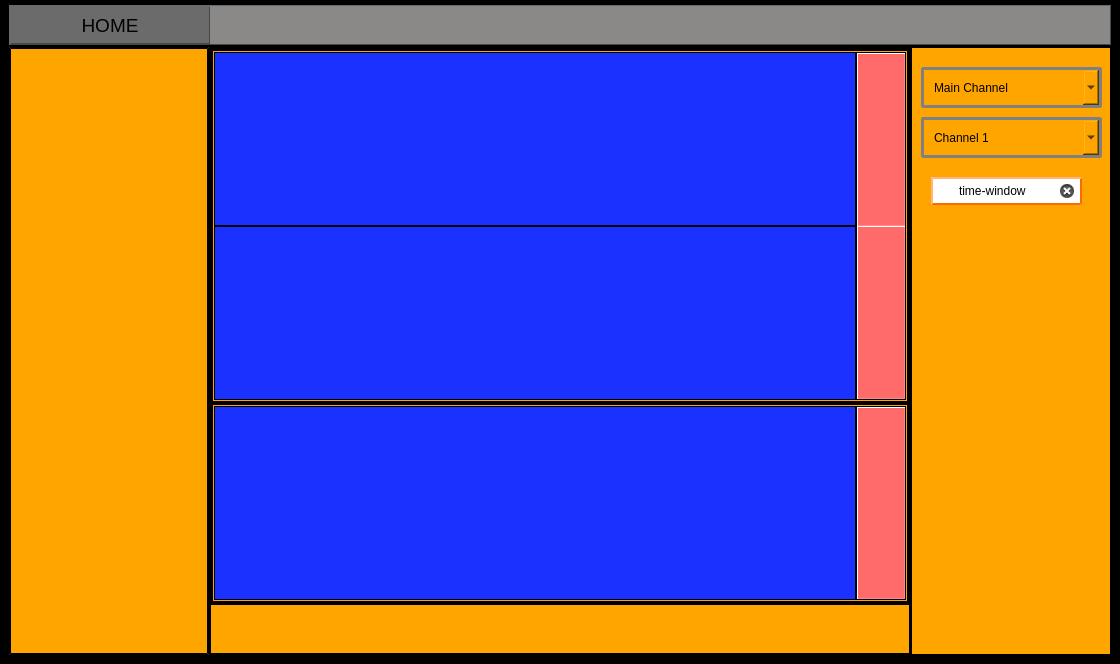
Above: Qt Creator/Mainwindow_grafico.ui from Mixer97/tesi_triennale before the change. Below: the same form after it.
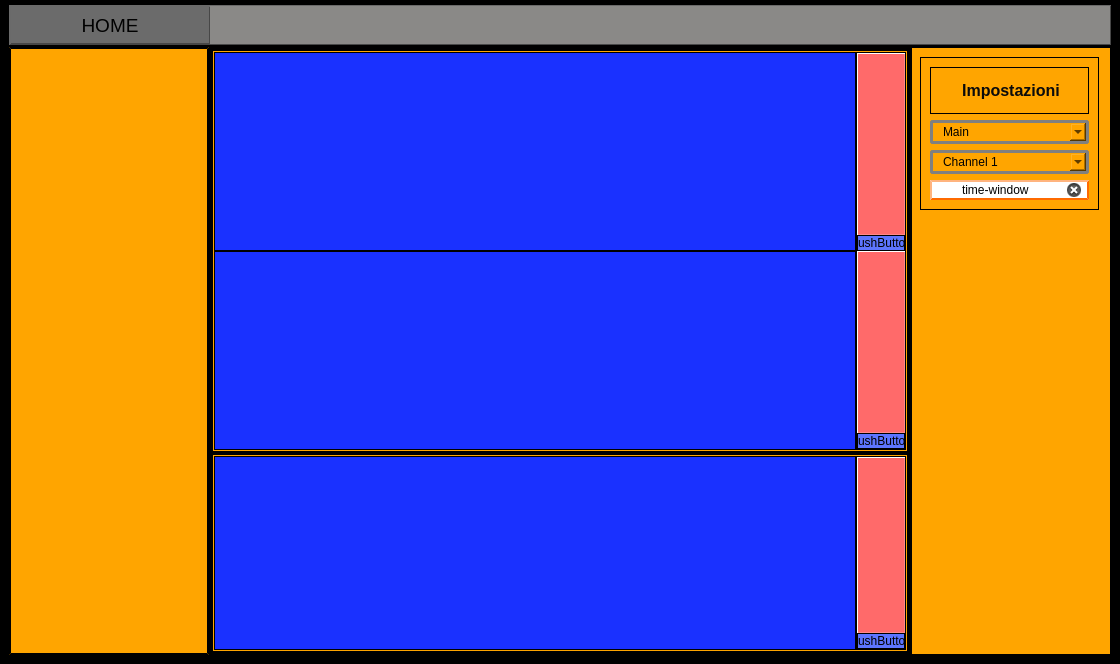
That is the form after the change. The open tabs and pages were chosen to show the change. Custom widgets are drawn as their Qt base class.

```diff
--- a/Qt Creator/Mainwindow_grafico.ui
+++ b/Qt Creator/Mainwindow_grafico.ui
@@ -106,37 +106,6 @@
           <property name="spacing">
            <number>0</number>
           </property>
-          <item row="1" column="0">
-           <widget class="QFrame" name="frame_4">
-            <property name="sizePolicy">
-             <sizepolicy hsizetype="Preferred" vsizetype="Minimum">
-              <horstretch>0</horstretch>
-              <verstretch>0</verstretch>
-             </sizepolicy>
-            </property>
-            <property name="minimumSize">
-             <size>
-              <width>0</width>
-              <height>50</height>
-             </size>
-            </property>
-            <property name="maximumSize">
-             <size>
-              <width>16777215</width>
-              <height>16777215</height>
-             </size>
-            </property>
-            <property name="styleSheet">
-             <string notr="true">    border-width: 1px;</string>
-            </property>
-            <property name="frameShape">
-             <enum>QFrame::StyledPanel</enum>
-            </property>
-            <property name="frameShadow">
-             <enum>QFrame::Raised</enum>
-            </property>
-           </widget>
-          </item>
           <item row="0" column="0">
            <widget class="QFrame" name="frame_5">
             <property name="sizePolicy">
@@ -478,6 +447,29 @@
                       </property>
                      </widget>
                     </item>
+                    <item>
+                     <widget class="QPushButton" name="pushButton_reset_temp">
+                      <property name="cursor">
+                       <cursorShape>PointingHandCursor</cursorShape>
+                      </property>
+                      <property name="styleSheet">
+                       <string notr="true">QPushButton{
+	border-width: 1px;
+	background-color:rgb(93, 117, 255);
+	color: rgb(0, 0, 0);
+}
+
+QPushButton::pressed{
+	border-width: 1px;
+	background-color:rgb(23, 23, 161);
+	color: rgb(0, 0, 0);
+}</string>
+                      </property>
+                      <property name="text">
+                       <string>PushButton</string>
+                      </property>
+                     </widget>
+                    </item>
                     <item>
                      <widget class="QPushButton" name="pushButton_autorange_temp">
                       <property name="sizePolicy">
@@ -513,6 +505,29 @@
                       </property>
                      </widget>
                     </item>
+                    <item>
+                     <widget class="QPushButton" name="pushButton_reset_main">
+                      <property name="cursor">
+                       <cursorShape>PointingHandCursor</cursorShape>
+                      </property>
+                      <property name="styleSheet">
+                       <string notr="true">QPushButton{
+	border-width: 1px;
+	background-color:rgb(93, 117, 255);
+	color: rgb(0, 0, 0);
+}
+
+QPushButton::pressed{
+	border-width: 1px;
+	background-color:rgb(23, 23, 161);
+	color: rgb(0, 0, 0);
+}</string>
+                      </property>
+                      <property name="text">
+                       <string>PushButton</string>
+                      </property>
+                     </widget>
+                    </item>
                    </layout>
                   </widget>
                  </item>
@@ -577,7 +592,7 @@
                  <property name="spacing">
                   <number>0</number>
                  </property>
-                 <item row="0" column="0">
+                 <item row="0" column="0" rowspan="2">
                   <widget class="PlotWidget" name="graphWidget_solo_channel_1" native="true">
                    <property name="sizePolicy">
                     <sizepolicy hsizetype="Preferred" vsizetype="Expanding">
@@ -604,7 +619,10 @@
                    <property name="frameShadow">
                     <enum>QFrame::Raised</enum>
                    </property>
-                   <layout class="QHBoxLayout" name="horizontalLayout_5">
+                   <layout class="QVBoxLayout" name="verticalLayout_6">
+                    <property name="spacing">
+                     <number>0</number>
+                    </property>
                     <property name="leftMargin">
                      <number>0</number>
                     </property>
@@ -652,6 +670,29 @@
                       </property>
                      </widget>
                     </item>
+                    <item>
+                     <widget class="QPushButton" name="pushButton_reset_ch1">
+                      <property name="cursor">
+                       <cursorShape>PointingHandCursor</cursorShape>
+                      </property>
+                      <property name="styleSheet">
+                       <string notr="true">QPushButton{
+	border-width: 1px;
+	background-color:rgb(93, 117, 255);
+	color: rgb(0, 0, 0);
+}
+
+QPushButton::pressed{
+	border-width: 1px;
+	background-color:rgb(23, 23, 161);
+	color: rgb(0, 0, 0);
+}</string>
+                      </property>
+                      <property name="text">
+                       <string>PushButton</string>
+                      </property>
+                     </widget>
+                    </item>
                    </layout>
                   </widget>
                  </item>
@@ -985,15 +1026,31 @@
          <property name="frameShadow">
           <enum>QFrame::Raised</enum>
          </property>
+         <widget class="QFrame" name="frame_6">
+          <property name="geometry">
+           <rect>
+            <x>9</x>
+            <y>10</y>
+            <width>179</width>
+            <height>153</height>
+           </rect>
+          </property>
+          <property name="frameShape">
+           <enum>QFrame::StyledPanel</enum>
+          </property>
+          <property name="frameShadow">
+           <enum>QFrame::Raised</enum>
+          </property>
+          <layout class="QVBoxLayout" name="verticalLayout_10">
+           <item>
+            <widget class="QLabel" name="label">
+             <property name="text">
+              <string>&lt;html&gt;&lt;head/&gt;&lt;body&gt;&lt;p align=&quot;center&quot;&gt;&lt;span style=&quot; font-size:12pt; font-weight:700; color:#0b0b0b;&quot;&gt;Impostazioni&lt;/span&gt;&lt;/p&gt;&lt;/body&gt;&lt;/html&gt;</string>
+             </property>
+            </widget>
+           </item>
+           <item>
          <widget class="QComboBox" name="comboBox_Main_Temp">
-          <property name="geometry">
-           <rect>
-            <x>10</x>
-            <y>20</y>
-            <width>181</width>
-            <height>41</height>
-           </rect>
-          </property>
           <property name="styleSheet">
            <string notr="true">QComboBox {
     border: 3px solid gray;
@@ -1030,7 +1087,7 @@
           </property>
           <item>
            <property name="text">
-            <string>Main Channel</string>
+               <string>Main</string>
            </property>
           </item>
           <item>
@@ -1044,15 +1101,9 @@
            </property>
           </item>
          </widget>
+           </item>
+           <item>
          <widget class="QComboBox" name="comboBox_Ch_1234">
-          <property name="geometry">
-           <rect>
-            <x>10</x>
-            <y>70</y>
-            <width>181</width>
-            <height>41</height>
-           </rect>
-          </property>
           <property name="styleSheet">
            <string notr="true">QComboBox {
     border: 3px solid gray;
@@ -1108,15 +1159,9 @@
            </property>
           </item>
          </widget>
+           </item>
+           <item>
          <widget class="QLineEdit" name="lineEdit_time_window">
-          <property name="geometry">
-           <rect>
-            <x>20</x>
-            <y>130</y>
-            <width>151</width>
-            <height>28</height>
-           </rect>
-          </property>
           <property name="styleSheet">
            <string notr="true">QWidget{
 	background-color:rgb(255, 255, 255); 
@@ -1139,6 +1184,9 @@
           <property name="clearButtonEnabled">
            <bool>true</bool>
           </property>
+            </widget>
+           </item>
+          </layout>
          </widget>
         </widget>
        </item>
```
Left out of the diff: 134 changed lines with no effect on the pictures. Lines whose indentation alone changed are shown as unchanged.
